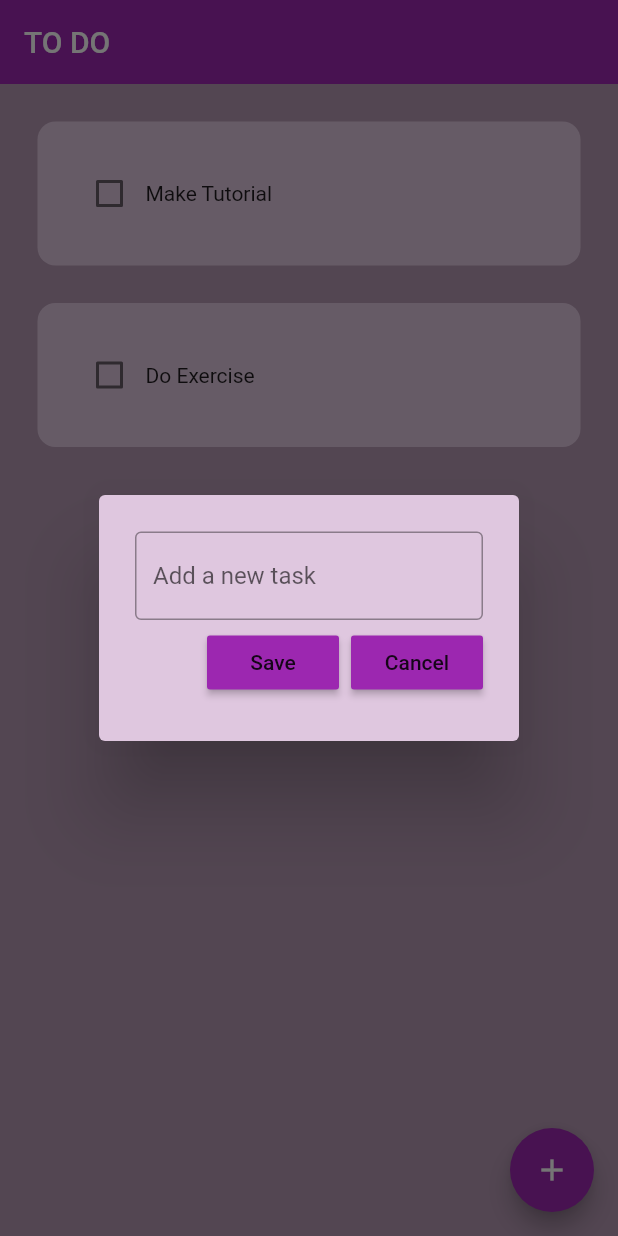
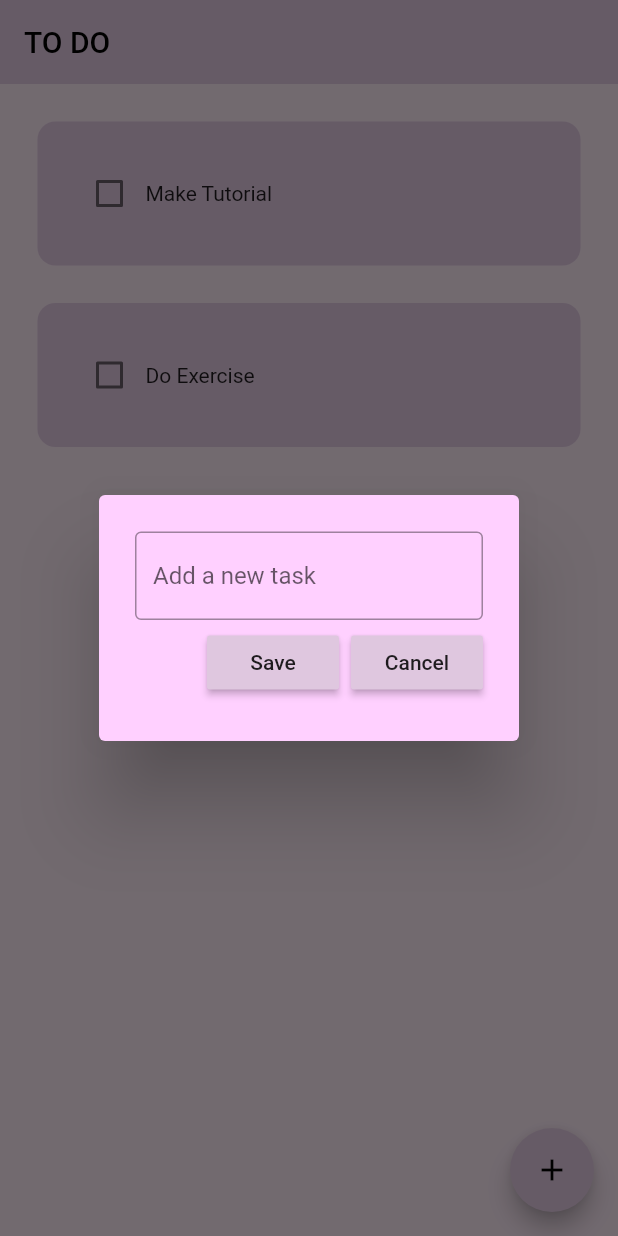
Before and after one commit to sbhosale0701/TODO-APP, a Flutter app: the screen it shows after launch, after a tap on the "add" icon, on a phone screen of 412 x 824 dp. Run offline on Flutter 3.47's test engine with Material 2 defaults, Android fonts, the phone set to English and light mode, and no system bars; drawn by our look-alikes of flutter_slidable; our stand-ins replace hive_flutter; accounts and stored records are empty.

Commit message:
commit change

```diff
--- a/lib/main.dart
+++ b/lib/main.dart
@@ -3,24 +3,40 @@ import 'package:hive_flutter/hive_flutter.dart';
 import 'pages/home_page.dart';
 
 void main() async {
-  // init the hive
+  // Initialize Hive
   await Hive.initFlutter();
 
-  // open a box
+  // Open a Hive box
   var box = await Hive.openBox('mybox');
 
   runApp(const MyApp());
 }
 
 class MyApp extends StatelessWidget {
-  const MyApp({super.key});
+  const MyApp({Key? key}) : super(key: key);
 
   @override
   Widget build(BuildContext context) {
+    // Define a custom primary color
+    const customPrimaryColor = Color(0xFFDFC7DF);
+
     return MaterialApp(
       debugShowCheckedModeBanner: false,
       home: HomePage(),
-      theme: ThemeData(primarySwatch: Colors.purple),
+      theme: ThemeData(
+        primarySwatch: MaterialColor(customPrimaryColor.value, <int, Color>{
+          50: customPrimaryColor,
+          100: customPrimaryColor,
+          200: customPrimaryColor,
+          300: customPrimaryColor,
+          400: customPrimaryColor,
+          500: customPrimaryColor,
+          600: customPrimaryColor,
+          700: customPrimaryColor,
+          800: customPrimaryColor,
+          900: customPrimaryColor,
+        }),
+      ),
     );
   }
 }
--- a/lib/pages/home_page.dart
+++ b/lib/pages/home_page.dart
@@ -75,7 +75,7 @@ class _HomePageState extends State<HomePage> {
   @override
   Widget build(BuildContext context) {
     return Scaffold(
-      backgroundColor: Color.fromARGB(255, 180, 152, 178),
+      backgroundColor: Color.fromARGB(255, 248, 230, 243),
       appBar: AppBar(
         title: Text('TO DO'),
         elevation: 0,
--- a/lib/util/dialog_box.dart
+++ b/lib/util/dialog_box.dart
@@ -17,7 +17,7 @@ class DialogBox extends StatelessWidget {
   @override
   Widget build(BuildContext context) {
     return AlertDialog(
-      backgroundColor: Color.fromARGB(255, 223, 199, 223),
+      backgroundColor: Color.fromARGB(255, 255, 208, 255),
       content: Container(
         height: 120,
         child: Column(
```
Also changed, not shown: pubspec.lock.
